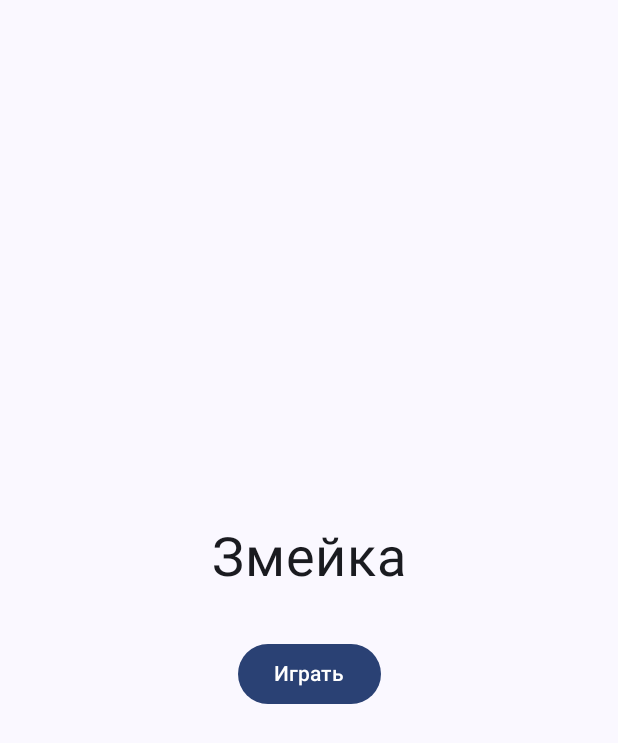
After one commit to Di0Zavr/snake_game, an Android app built with Jetpack Compose: the composable WelcomeScreen shown on its own in the app's theme, on a phone screen of 412 x 824 dp. The commit adds this screen. Shown: the top 743 px of the screen. Run offline under Robolectric (Android 15) with nearby library versions, the phone set to English and light mode, and no system bars.

Commit message:
Приветственный экран

```diff
--- a/app/src/main/java/com/example/snakegame/MainActivity.kt
+++ b/app/src/main/java/com/example/snakegame/MainActivity.kt
@@ -3,7 +3,7 @@ package com.example.snakegame
 import android.os.Bundle
 import androidx.activity.ComponentActivity
 import androidx.activity.compose.setContent
-import androidx.compose.runtime.getValue
+import androidx.compose.runtime.*
 import androidx.lifecycle.compose.collectAsStateWithLifecycle
 import androidx.lifecycle.viewmodel.compose.viewModel
 import com.example.snakegame.ui.theme.SnakeGameTheme
@@ -13,6 +13,13 @@ class MainActivity : ComponentActivity() {
         super.onCreate(savedInstanceState)
         setContent {
             SnakeGameTheme {
+                var isGameStarted by remember { mutableStateOf(false) }
+
+                if (!isGameStarted) {
+                    WelcomeScreen(
+                        onStartClick = { isGameStarted = true }
+                    )
+                } else {
                     val viewModel = viewModel<SnakeGameViewModel>()
                     val state by viewModel.state.collectAsStateWithLifecycle()
                     SnakeGameScreen(
@@ -23,3 +30,4 @@ class MainActivity : ComponentActivity() {
             }
         }
     }
+}
--- /dev/null
+++ b/app/src/main/java/com/example/snakegame/WelcomeScreen.kt
@@ -0,0 +1,31 @@
+package com.example.snakegame
+
+import androidx.compose.foundation.layout.*
+import androidx.compose.material3.*
+import androidx.compose.runtime.Composable
+import androidx.compose.ui.Alignment
+import androidx.compose.ui.Modifier
+import androidx.compose.ui.unit.dp
+import androidx.compose.ui.unit.sp
+
+@Composable
+fun WelcomeScreen(onStartClick: () -> Unit) {
+    Surface(
+        modifier = Modifier.fillMaxSize(),
+        color = MaterialTheme.colorScheme.background
+    ) {
+        Column(
+            modifier = Modifier
+                .fillMaxSize()
+                .padding(24.dp),
+            verticalArrangement = Arrangement.Center,
+            horizontalAlignment = Alignment.CenterHorizontally
+        ) {
+            Text("Змейка", fontSize = 36.sp)
+            Spacer(modifier = Modifier.height(32.dp))
+            Button(onClick = onStartClick) {
+                Text("Играть")
+            }
+        }
+    }
+}
```
Lines whose indentation alone changed are shown as unchanged.
